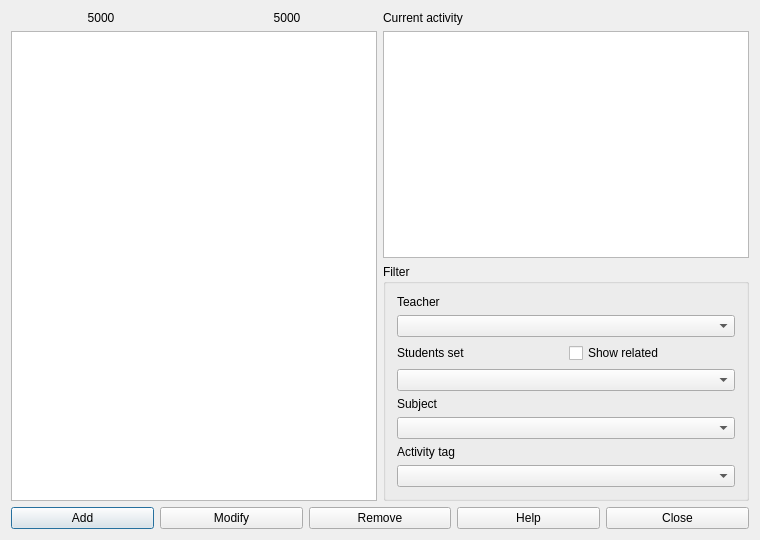
Qt form src/interface/activitiesform_template.ui (janLo/FET) before a commit.
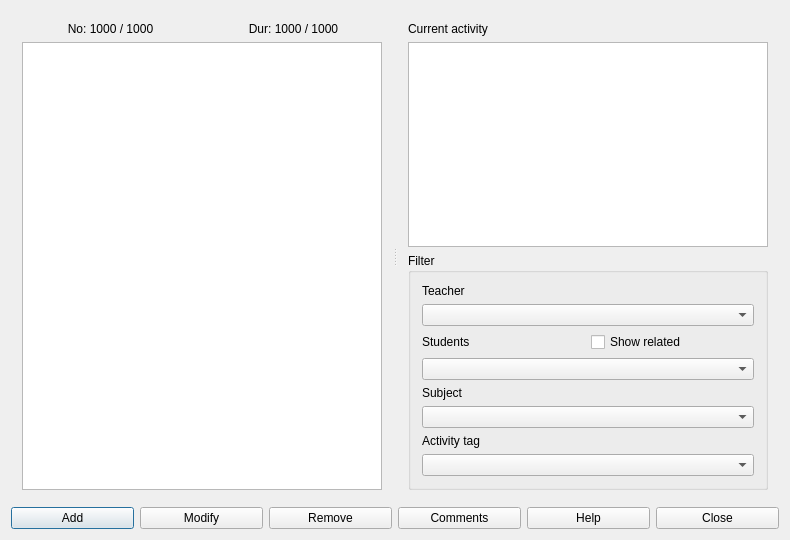
The same form after that commit.

Diff of the .ui file:
```diff
--- a/src/interface/activitiesform_template.ui
+++ b/src/interface/activitiesform_template.ui
@@ -6,20 +6,25 @@
    <rect>
     <x>0</x>
     <y>0</y>
-    <width>760</width>
+    <width>790</width>
     <height>540</height>
    </rect>
   </property>
   <property name="windowTitle">
    <string extracomment="This is the title of the activities dialog">List of activities (lectures, courses, seminars, etc.)</string>
   </property>
+  <layout class="QGridLayout" name="gridLayout_3">
+   <item row="0" column="0">
+    <widget class="QSplitter" name="splitter">
+     <property name="orientation">
+      <enum>Qt::Horizontal</enum>
+     </property>
+     <widget class="QWidget" name="layoutWidget">
   <layout class="QGridLayout" name="gridLayout_2">
    <item row="0" column="0">
-    <layout class="QHBoxLayout" name="horizontalLayout_2">
-     <item>
       <widget class="QLabel" name="activeTextLabel">
        <property name="text">
-        <string>5000</string>
+          <string notr="true">No: 1000 / 1000</string>
        </property>
        <property name="alignment">
         <set>Qt::AlignCenter</set>
@@ -28,23 +33,28 @@
         <bool>false</bool>
        </property>
       </widget>
-     </item>
-     <item>
-      <widget class="QLabel" name="totalTextLabel">
-       <property name="text">
-        <string>5000</string>
-       </property>
-       <property name="alignment">
-        <set>Qt::AlignCenter</set>
-       </property>
-       <property name="wordWrap">
-        <bool>false</bool>
-       </property>
-      </widget>
-     </item>
-    </layout>
    </item>
    <item row="0" column="1">
+        <widget class="QLabel" name="totalTextLabel">
+         <property name="text">
+          <string notr="true">Dur: 1000 / 1000</string>
+         </property>
+         <property name="alignment">
+          <set>Qt::AlignCenter</set>
+         </property>
+         <property name="wordWrap">
+          <bool>false</bool>
+         </property>
+        </widget>
+       </item>
+       <item row="1" column="0" colspan="2">
+        <widget class="QListWidget" name="activitiesListWidget"/>
+       </item>
+      </layout>
+     </widget>
+     <widget class="QWidget" name="layoutWidget2">
+      <layout class="QVBoxLayout" name="verticalLayout">
+       <item>
     <widget class="QLabel" name="activityDescriptionTextLabel">
      <property name="text">
       <string>Current activity</string>
@@ -54,85 +64,74 @@
      </property>
     </widget>
    </item>
-   <item row="1" column="0" rowspan="2">
-    <widget class="QListWidget" name="activitiesListWidget"/>
-   </item>
-   <item row="1" column="1">
-    <widget class="QTextEdit" name="activityTextEdit">
-     <property name="readOnly">
-      <bool>true</bool>
-     </property>
-    </widget>
-   </item>
-   <item row="2" column="1">
-    <widget class="QGroupBox" name="groupBox">
+       <item>
+        <widget class="QPlainTextEdit" name="activityTextEdit"/>
+       </item>
+       <item>
+        <widget class="QGroupBox" name="filterGroupBox">
      <property name="title">
       <string>Filter</string>
      </property>
      <layout class="QGridLayout" name="gridLayout">
-      <item row="0" column="0" colspan="2">
+          <item row="0" column="0">
        <widget class="QLabel" name="teachersTextLabel">
         <property name="text">
          <string>Teacher</string>
         </property>
-        <property name="wordWrap">
-         <bool>false</bool>
-        </property>
-       </widget>
-      </item>
-      <item row="1" column="0" colspan="2">
+           </widget>
+          </item>
+          <item row="1" column="0">
        <widget class="QComboBox" name="teachersComboBox"/>
       </item>
       <item row="2" column="0">
+           <layout class="QHBoxLayout" name="horizontalLayout_2">
+            <item>
        <widget class="QLabel" name="studentsTextLabel">
         <property name="text">
-         <string>Students set</string>
-        </property>
-        <property name="wordWrap">
-         <bool>false</bool>
+               <string comment="It refers to students sets, but I want to keep the string short">Students</string>
         </property>
        </widget>
       </item>
-      <item row="2" column="1">
+            <item>
        <widget class="QCheckBox" name="recursiveCheckBox">
         <property name="text">
          <string>Show related</string>
         </property>
        </widget>
       </item>
-      <item row="3" column="0" colspan="2">
+           </layout>
+          </item>
+          <item row="3" column="0">
        <widget class="QComboBox" name="studentsComboBox"/>
       </item>
-      <item row="4" column="0" colspan="2">
+          <item row="4" column="0">
        <widget class="QLabel" name="subjectsTextLabel">
         <property name="text">
          <string>Subject</string>
         </property>
-        <property name="wordWrap">
-         <bool>false</bool>
-        </property>
-       </widget>
-      </item>
-      <item row="5" column="0" colspan="2">
+           </widget>
+          </item>
+          <item row="5" column="0">
        <widget class="QComboBox" name="subjectsComboBox"/>
       </item>
-      <item row="6" column="0" colspan="2">
-       <widget class="QLabel" name="ActivityTagsTextLabel">
+          <item row="6" column="0">
+           <widget class="QLabel" name="activityTagsTextLabel">
         <property name="text">
          <string>Activity tag</string>
         </property>
-        <property name="wordWrap">
-         <bool>false</bool>
-        </property>
-       </widget>
-      </item>
-      <item row="7" column="0" colspan="2">
+           </widget>
+          </item>
+          <item row="7" column="0">
        <widget class="QComboBox" name="activityTagsComboBox"/>
       </item>
      </layout>
     </widget>
    </item>
-   <item row="3" column="0" colspan="2">
+      </layout>
+     </widget>
+    </widget>
+   </item>
+   <item row="1" column="0">
     <layout class="QHBoxLayout" name="horizontalLayout">
      <item>
       <widget class="QPushButton" name="addActivityPushButton">
@@ -155,6 +154,13 @@
        </property>
       </widget>
      </item>
+     <item>
+      <widget class="QPushButton" name="commentsPushButton">
+       <property name="text">
+        <string>Comments</string>
+       </property>
+      </widget>
+     </item>
      <item>
       <widget class="QPushButton" name="helpPushButton">
        <property name="text">
```
Left out of the diff: 16 changed lines with no effect on the pictures. Lines whose indentation alone changed are shown as unchanged.
